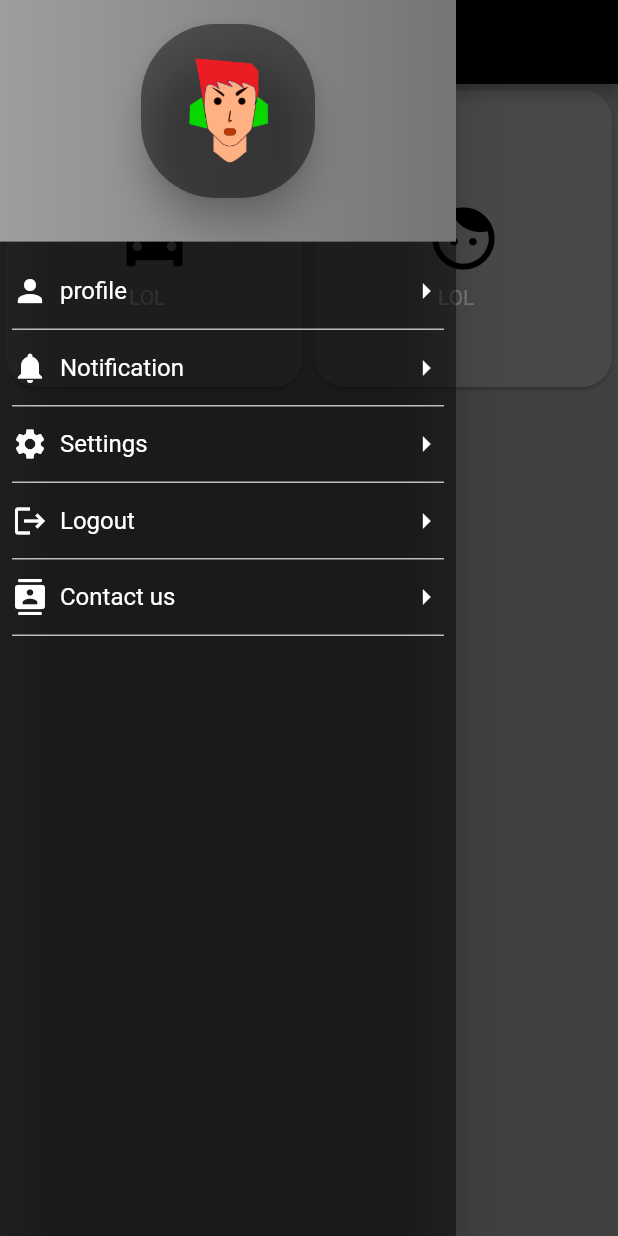
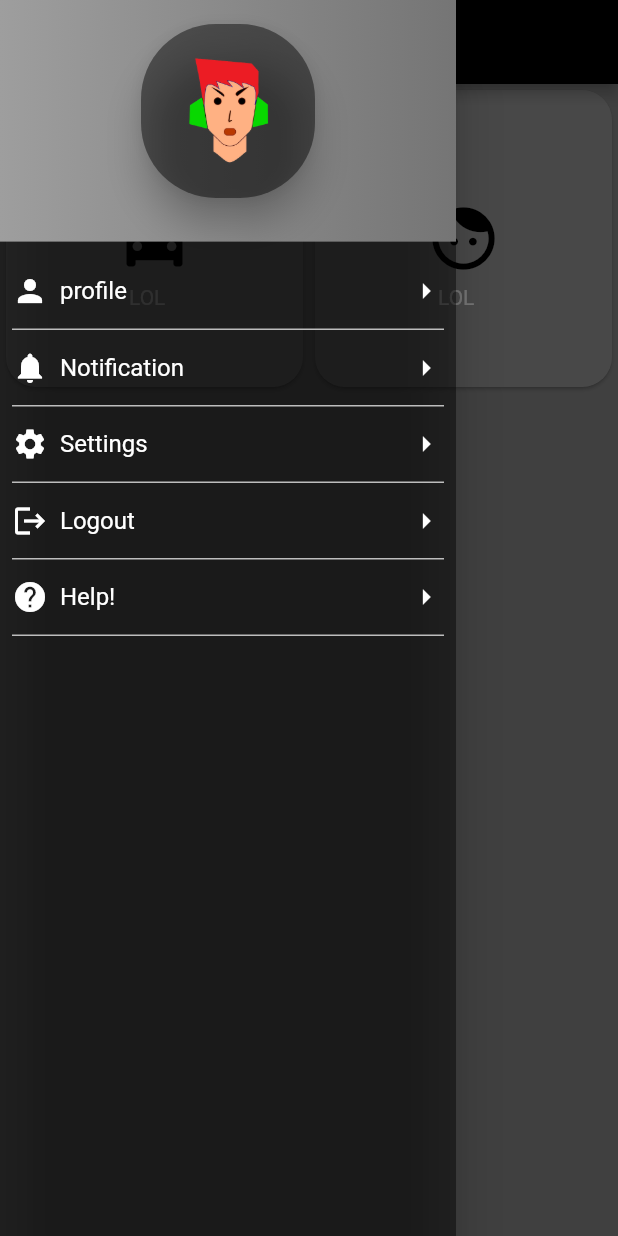
Before and after one commit to Tusharcoder18/lost_found_app, a Flutter app: the screen it shows once a user with an empty profile is signed in, with the side drawer open, on a phone screen of 412 x 824 dp. Run offline on Flutter 3.47's test engine with Material 2 defaults, Android fonts, the phone set to English and light mode, and no system bars; our stand-ins replace cloud_firestore, firebase_auth, firebase_core, firebase_storage, font_awesome_flutter, google_sign_in; missing offline and left inert: flutter_facebook_login; accounts and stored records are empty; Roboto replaces fonts that are missing (OpenSans).

Commit message:
categories

```diff
--- a/lib/screens/home_screen.dart
+++ b/lib/screens/categories.dart
@@ -1,4 +1,6 @@
 import 'package:flutter/material.dart';
+import 'package:lost_found_app/services/authentication_service.dart';
+import 'package:provider/provider.dart';
 
 class HomeScreen extends StatelessWidget {
   @override
@@ -33,8 +35,12 @@ class HomeScreen extends StatelessWidget {
               CustomListTile(Icons.person, 'profile', () => {}),
               CustomListTile(Icons.notifications, 'Notification', () => {}),
               CustomListTile(Icons.settings, 'Settings', () => {}),
-              CustomListTile(Icons.logout, 'Logout', () => {}),
-              CustomListTile(Icons.contacts_rounded, 'Contact us', () => {})
+              CustomListTile(
+                  Icons.logout,
+                  'Logout',
+                  () =>
+                      {context.read<AuthenticationService>().signOutFromAll()}),
+              CustomListTile(Icons.help, 'Help!', () => {})
             ],
           ),
         ),
@@ -45,7 +51,8 @@ class HomeScreen extends StatelessWidget {
         body: GridView.count(
           crossAxisCount: 2,
           children: [
-            Card(
+            InkWell(
+              child: Card(
                 shape: RoundedRectangleBorder(
                     borderRadius: BorderRadius.circular(20)),
                 color: Colors.grey[500],
@@ -65,7 +72,10 @@ class HomeScreen extends StatelessWidget {
                   ],
                 ),
               ),
-            Card(
+              onTap: () {},
+            ),
+            InkWell(
+              child: Card(
                 shape: RoundedRectangleBorder(
                     borderRadius: BorderRadius.circular(20)),
                 color: Colors.grey[500],
@@ -85,11 +95,14 @@ class HomeScreen extends StatelessWidget {
                   ],
                 ),
               ),
+              onTap: () {},
+            ),
           ],
         ));
   }
 }
 
+// ignore: must_be_immutable
 class CustomListTile extends StatelessWidget {
   IconData icon;
   String text;
--- a/lib/screens/sign_in.dart
+++ b/lib/screens/sign_in.dart
@@ -2,7 +2,7 @@ import 'package:firebase_auth/firebase_auth.dart';
 import 'package:flutter/material.dart';
 import 'package:flutter/rendering.dart';
 import 'package:font_awesome_flutter/font_awesome_flutter.dart';
-import 'package:lost_found_app/screens/home_screen.dart';
+import 'package:lost_found_app/screens/categories.dart';
 import 'package:lost_found_app/services/authentication_service.dart';
 import 'package:lost_found_app/screens/sign_up.dart';
 import 'package:provider/provider.dart';
--- a/lib/screens/sign_up.dart
+++ b/lib/screens/sign_up.dart
@@ -5,7 +5,7 @@ import 'package:font_awesome_flutter/font_awesome_flutter.dart';
 import 'package:lost_found_app/services/authentication_service.dart';
 import 'package:lost_found_app/screens/sign_in.dart';
 import 'package:provider/provider.dart';
-import 'package:lost_found_app/screens/home_screen.dart';
+import 'package:lost_found_app/screens/categories.dart';
 
 /*
 The main purpose of this widget is to take user input required for sign up such
```
Lines whose indentation alone changed are shown as unchanged.
